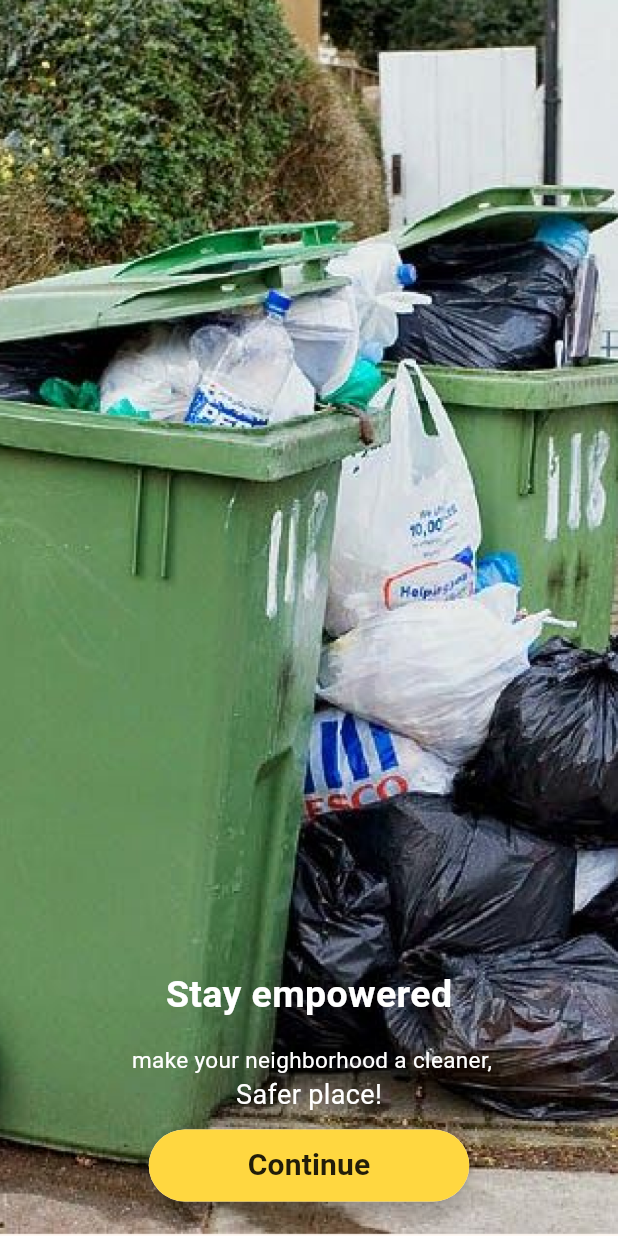
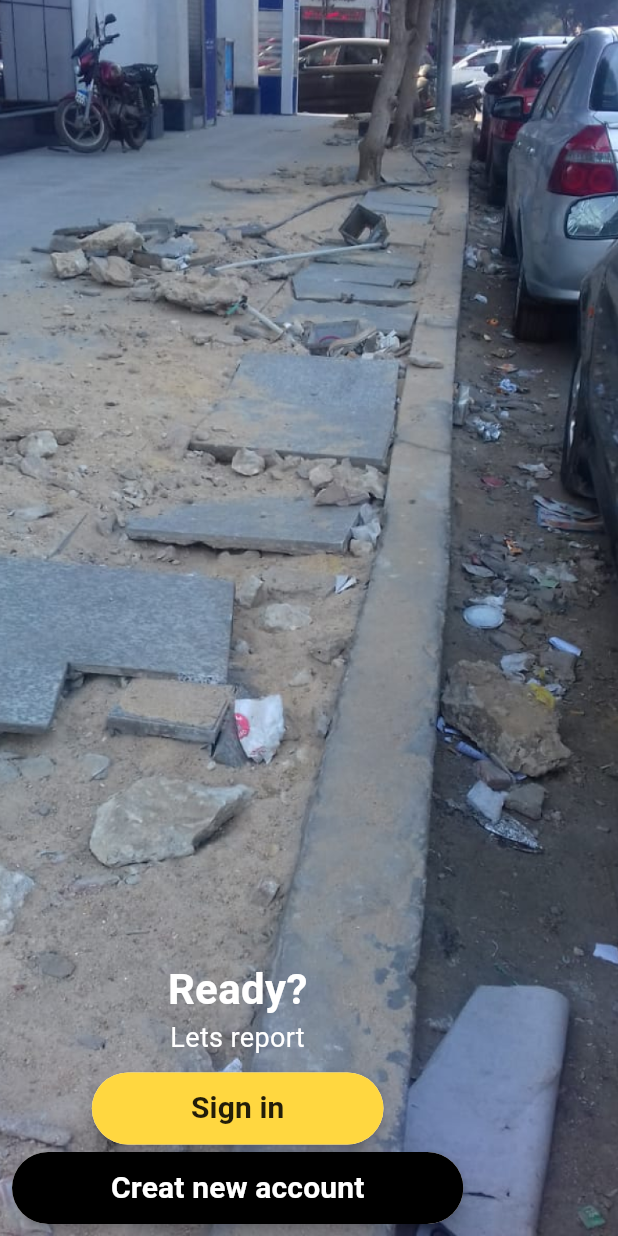
Before and after one commit to Dohahamdyy/citizen-connect, a Flutter app: the StayScreen screen opened by its route, after a tap on "Continue", on a phone screen of 412 x 824 dp. Run offline on Flutter 3.47's test engine with Material 3 defaults, Android fonts, the phone set to English and light mode, and no system bars; our stand-ins replace flutter_svg, geolocator, image_picker, shared_preferences; accounts and stored records are empty; network calls fail.

Commit message:
code fixes

```diff
--- a/lib/main.dart
+++ b/lib/main.dart
@@ -7,9 +7,9 @@ import 'package:flutter_demo/ui/screens/location_screen.dart';
 import 'package:flutter_demo/ui/screens/login_screen.dart';
 import 'package:flutter_demo/ui/screens/main_screen.dart';
 import 'package:flutter_demo/ui/screens/notifications_screen.dart';
-import 'package:flutter_demo/ui/screens/password_settings_screen.dart';
 import 'package:flutter_demo/ui/screens/profile_screen.dart';
 import 'package:flutter_demo/ui/screens/progress_screen.dart';
+import 'package:flutter_demo/ui/screens/ready_screen.dart';
 import 'package:flutter_demo/ui/screens/recent_screen.dart';
 import 'package:flutter_demo/ui/screens/report_screen.dart';
 import 'package:flutter_demo/ui/screens/settings_screen.dart';
@@ -41,7 +41,7 @@ class MyApp extends StatelessWidget {
         useMaterial3: true,
       ),
       routes: {
-        '/': (context) => const SplashScreen(),
+        '/': (context) => const NotificationsScreen(),
         '/login': (context) => const LoginScreen(),
         '/signup': (context) => const SignupScreen(),
         '/home': (context) => const HomeScreen(),
@@ -56,8 +56,8 @@ class MyApp extends StatelessWidget {
         '/location': (context) => const LocationScreen(),
         '/hello': (context) => const HelloScreen(),
         '/stay': (context) => const StayScreen(),
+        '/ready': (context) => const ReadyScreen(),
         '/notifications': (context) => const NotificationsScreen(),
-        '/password-settings': (context) => const PasswordSettingsScreen(),
         '/settings': (context) => const SettingsScreen(),
       },
     );
--- a/lib/ui/screens/home_screen.dart
+++ b/lib/ui/screens/home_screen.dart
@@ -221,9 +221,9 @@ class CategoryItem extends StatelessWidget {
         child: Column(
           children: [
             Container(
-              width: 65,
-              height: 65,
-              padding: const EdgeInsets.all(8),
+              width: 45,
+              height: 45,
+              padding: const EdgeInsets.all(5),
               decoration: BoxDecoration(
                 color: backgroundColor.withOpacity(0.2),
                 shape: BoxShape.circle,
--- a/lib/ui/screens/notifications_screen.dart
+++ b/lib/ui/screens/notifications_screen.dart
@@ -113,7 +113,7 @@ class NotificationItem extends StatelessWidget {
                       SizedBox(height: 5),
                       Text(
                         'Thank you for using the application ,Your report has been submitted',
-                        style: TextStyle(fontSize: 14),
+                        style: TextStyle(fontSize: 12),
                         textAlign: TextAlign.center,
                       )
                     ],
--- /dev/null
+++ b/lib/ui/screens/ready_screen.dart
@@ -0,0 +1,95 @@
+import 'package:flutter/material.dart';
+
+class ReadyScreen extends StatelessWidget {
+  const ReadyScreen({super.key});
+
+  @override
+  Widget build(BuildContext context) {
+    return Scaffold(
+      body: Stack(
+        children: [
+          Image.asset(
+            'assets/images/photo.png',
+            fit: BoxFit.cover,
+            height: MediaQuery.of(context).size.height,
+          ),
+          Padding(
+            padding: const EdgeInsets.all(8.0),
+            child: Column(
+              mainAxisAlignment: MainAxisAlignment.end,
+              children: [
+                const Text(
+                  'Ready?',
+                  style: TextStyle(
+                    fontSize: 28,
+                    fontWeight: FontWeight.w700,
+                    color: Colors.white,
+                  ),
+                ),
+                const Text(
+                  'Lets report',
+                  style: TextStyle(fontSize: 18, color: Colors.white),
+                  textAlign: TextAlign.center,
+                ),
+                const SizedBox(height: 10),
+                Material(
+                  borderRadius: BorderRadius.circular(80),
+                  elevation: 5,
+                  child: Container(
+                    decoration: BoxDecoration(
+                      borderRadius: BorderRadius.circular(50),
+                      color: Colors.amberAccent,
+                    ),
+                    child: MaterialButton(
+                      onPressed: () {
+                        Navigator.of(context).pushNamed('/login');
+                      },
+                      child: const Padding(
+                        padding: EdgeInsets.symmetric(horizontal: 50),
+                        child: Text(
+                          'Sign in',
+                          style: TextStyle(
+                            fontSize: 20,
+                            fontWeight: FontWeight.bold,
+                          ),
+                        ),
+                      ),
+                    ),
+                  ),
+                ),
+                const SizedBox(height: 5),
+                Material(
+                  borderRadius: BorderRadius.circular(80),
+                  elevation: 5,
+                  child: Container(
+                    decoration: BoxDecoration(
+                      borderRadius: BorderRadius.circular(50),
+                      color: Colors.black,
+                    ),
+                    child: MaterialButton(
+                      onPressed: () {
+                        Navigator.of(context).pushNamed('/signup');
+                      },
+                      child: const Padding(
+                        padding: EdgeInsets.symmetric(horizontal: 50),
+                        child: Text(
+                          'Creat new account',
+                          style: TextStyle(
+                            fontSize: 20,
+                            fontWeight: FontWeight.bold,
+                            color: Colors.white,
+                          ),
+                        ),
+                      ),
+                    ),
+                  ),
+                ),
+
+              ],
+            ),
+          ),
+        ],
+      ),
+    );
+  }
+}
--- a/lib/ui/screens/stay_screen.dart
+++ b/lib/ui/screens/stay_screen.dart
@@ -46,7 +46,9 @@ class StayScreen extends StatelessWidget {
                         color: Colors.amberAccent,
                       ),
                       child: MaterialButton(
-                        onPressed: () {},
+                        onPressed: () {
+                          Navigator.of(context).pushNamed('/ready');
+                        },
                         child: const Padding(
                           padding: EdgeInsets.symmetric(horizontal: 50),
                           child: Text(
```
Also changed, not shown: lib/ui/screens/notification_settings_screen.dart (renamed from lib/ui/screens/password_settings_screen.dart, +25 -12 lines), lib/ui/screens/signup_screen.dart (+20 -11 lines), assets/images/photo.png (added).
